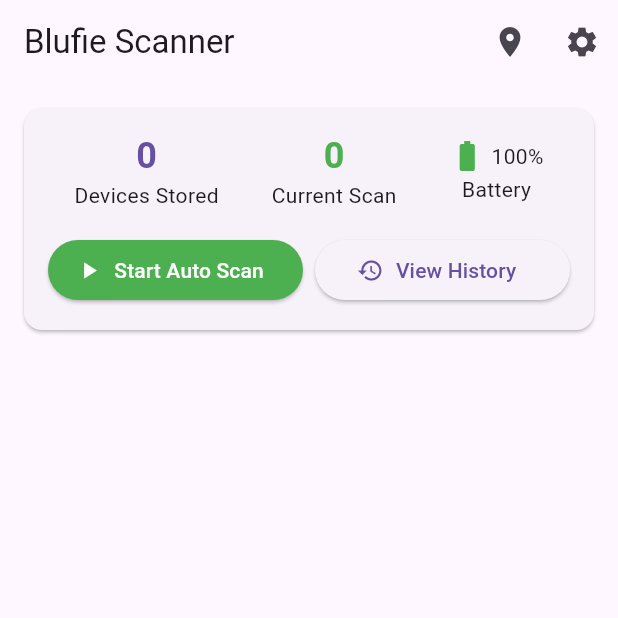
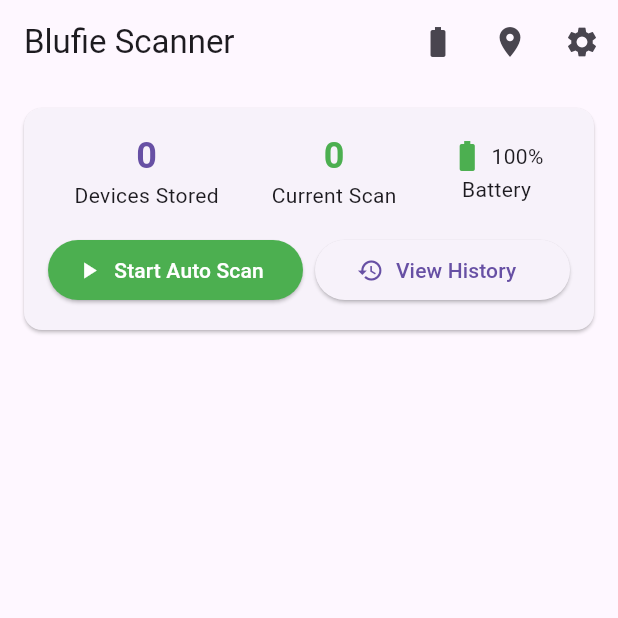
Before and after one commit to Normola/Bluefie, a Flutter app: the screen it shows after launch, on a phone screen of 412 x 824 dp, the top half of it. Run offline on Flutter 3.47's test engine with Material 3 defaults, Android fonts, the phone set to English and light mode, and no system bars; our stand-ins replace battery_plus, flutter_blue_plus, flutter_map, geolocator, latlong2, logger and 4 more; accounts and stored records are empty.

Commit message:
Added battery stats

```diff
--- a/lib/screens/scan_screen.dart
+++ b/lib/screens/scan_screen.dart
@@ -11,6 +11,7 @@ import '../utils/extra.dart';
 import '../utils/snackbar.dart';
 import '../widgets/scan_result_tile.dart';
 import '../widgets/system_device_tile.dart';
+import 'battery_monitor_screen.dart';
 import 'device_history_screen.dart';
 import 'device_screen.dart';
 import 'settings_screen.dart';
@@ -377,6 +378,14 @@ class _ScanScreenState extends State<ScanScreen> {
           title: const Text('Blufie Scanner'),
           actions: [
             IconButton(
+              icon: const Icon(Icons.battery_std),
+              onPressed: () {
+                Navigator.of(context).push(
+                  MaterialPageRoute(builder: (context) => const BatteryMonitorScreen()),
+                );
+              },
+            ),
+            IconButton(
               icon: const Icon(Icons.location_on),
               onPressed: () async {
                 final position = await _locationService.getCurrentLocation();
```
